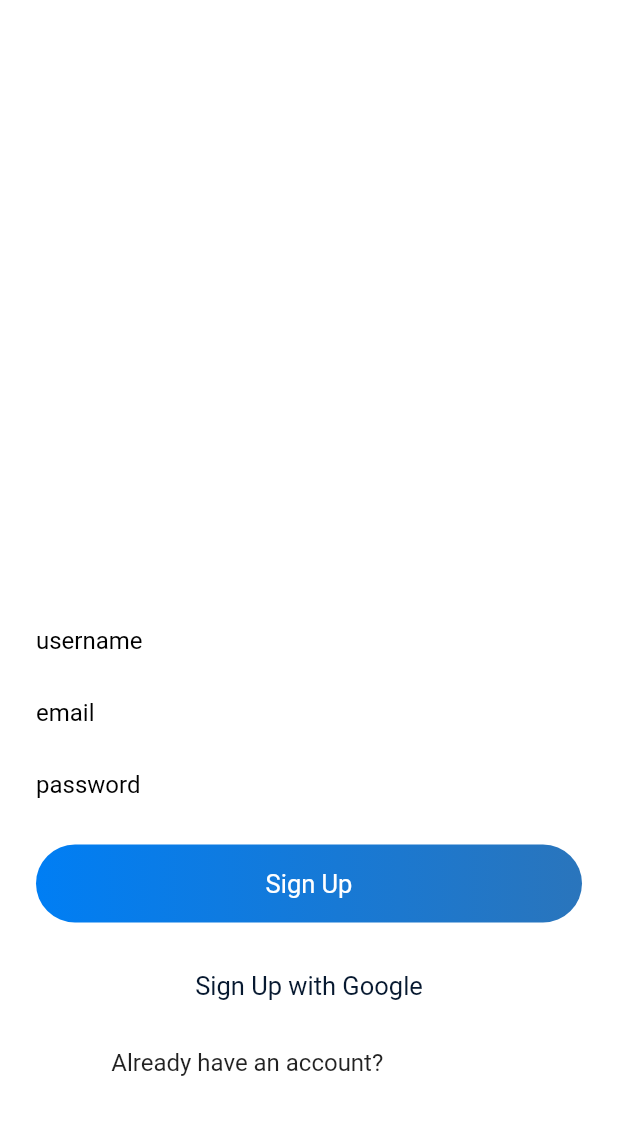
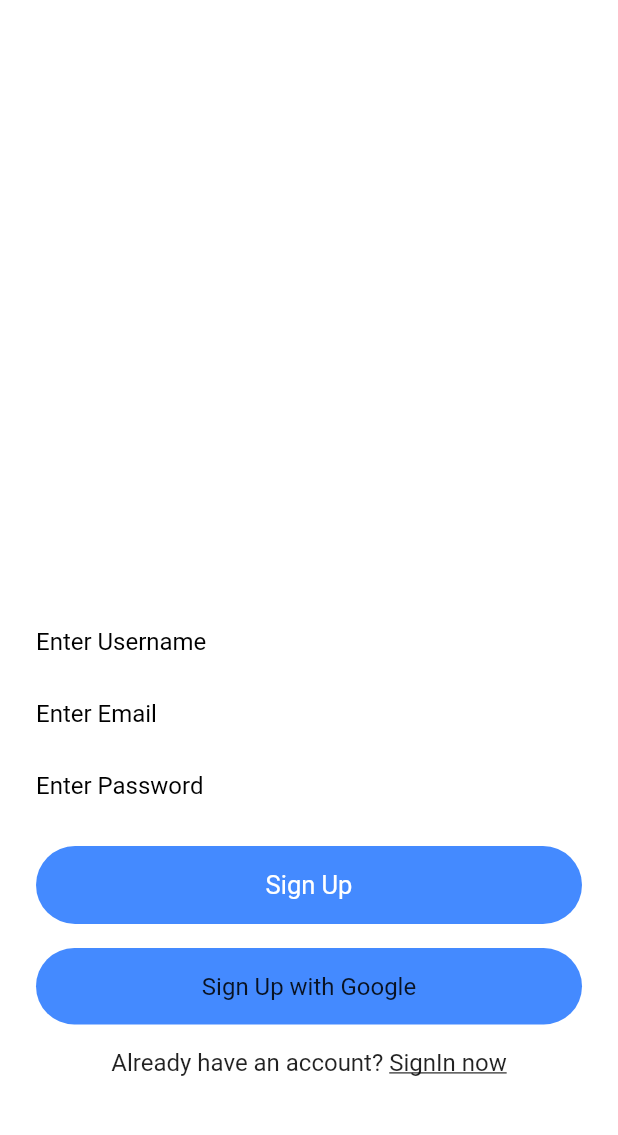
Before and after one commit to vinay7722/Flutter-Chataniac, a Flutter app: the screen it shows after launch, after a tap on "Sign In", after a tap on "Register now", on a phone screen of 412 x 824 dp, the part 84-1219 px from its top. Run offline on Flutter 3.47's test engine with Material 2 defaults, Android fonts, the light colour scheme and no system bars; our stand-ins replace cloud_firestore, firebase_auth, firebase_core, google_sign_in, pinput, shared_preferences; missing offline and left inert: cloud_firestore_web, firebase_auth_web, firebase_core_web, google_sign_in_web, shared_preferences_web; accounts and stored records are empty; Roboto replaces fonts that are missing (OverpassRegular).

Commit message:
sign up page change

```diff
--- a/lib/views/signup.dart
+++ b/lib/views/signup.dart
@@ -57,6 +57,7 @@ class _SignUpState extends State<SignUp> {
     return Scaffold(
       appBar: appBarMain(context),
       body: isLoading ? Container(child: Center(child: CircularProgressIndicator(),),) :  Container(
+
         padding: EdgeInsets.symmetric(horizontal: 24),
         child: Column(
           children: [
@@ -71,7 +72,7 @@ class _SignUpState extends State<SignUp> {
                     validator: (val){
                       return val.isEmpty || val.length < 3 ? "Enter Username 3+ characters" : null;
                     },
-                    decoration: textFieldInputDecoration("username"),
+                    decoration: textFieldInputDecoration("Enter Username"),
                   ),
                   TextFormField(
                     controller: emailEditingController,
@@ -80,12 +81,12 @@ class _SignUpState extends State<SignUp> {
                       return RegExp(r"^[a-zA-Z0-9.a-zA-Z0-9.!#$%&'*+-/=?^_`{|}~]+@[a-zA-Z0-9]+\.[a-zA-Z]+").hasMatch(val) ?
                       null : "Enter correct email";
                     },
-                    decoration: textFieldInputDecoration("email"),
+                    decoration: textFieldInputDecoration("Enter Email"),
                   ),
                   TextFormField(
                     obscureText: true,
                     style: simpleTextStyle(),
-                    decoration: textFieldInputDecoration("password"),
+                    decoration: textFieldInputDecoration("Enter Password"),
                     controller: passwordEditingController,
                     validator:  (val){
                       return val.length < 6 ? "Enter Password 6+ characters" : null;
@@ -106,9 +107,7 @@ class _SignUpState extends State<SignUp> {
                 padding: EdgeInsets.symmetric(vertical: 16),
                 decoration: BoxDecoration(
                   borderRadius: BorderRadius.circular(30),
-                  gradient: LinearGradient(
-                      colors: [const Color(0xff007EF4), const Color(0xff2A75BC)],
-                    )),
+                    color: Colors.blueAccent),
                 width: MediaQuery.of(context).size.width,
                 child: Text(
                   "Sign Up",
@@ -127,11 +126,11 @@ class _SignUpState extends State<SignUp> {
               child: Container(
                 padding: EdgeInsets.symmetric(vertical: 16),
                 decoration: BoxDecoration(
-                    borderRadius: BorderRadius.circular(30), color: Colors.white),
+                    borderRadius: BorderRadius.circular(30), color: Colors.blueAccent),
                 width: MediaQuery.of(context).size.width,
                 child: Text(
                   "Sign Up with Google",
-                  style: TextStyle(fontSize: 17, color: CustomTheme.textColor),
+                  style: simpleTextStyle(),
                   textAlign: TextAlign.center,
                 ),
               ),
@@ -153,7 +152,7 @@ class _SignUpState extends State<SignUp> {
                   child: Text(
                     "SignIn now",
                     style: TextStyle(
-                        color: Colors.white,
+                        color: Colors.black87,
                         fontSize: 16,
                         decoration: TextDecoration.underline),
                   ),
```
